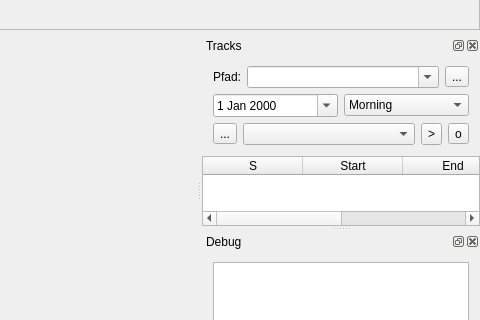
First picture: the form in mainwindow.ui, repository audioprog/RecMasterNCutter, before the edit; both pictures show x 544 to 1024 and y 139 to 459 of the 1024 by 645 pixel window.
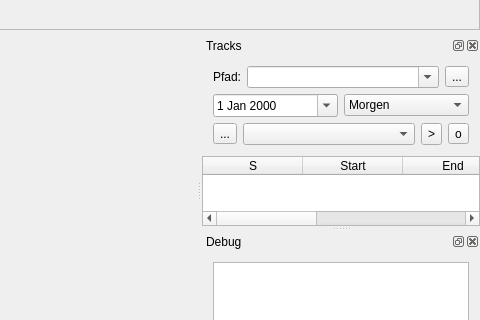
Second picture: the form after the edit. Icons and pictures are not drawn. Custom widgets are drawn as their Qt base class.

Commit message: New Options Dialog Box Lame

The edit to the form file:
```diff
--- a/mainwindow.ui
+++ b/mainwindow.ui
@@ -435,7 +435,7 @@
            <widget class="QComboBox" name="comboDayTime">
             <item>
              <property name="text">
-              <string>Morning</string>
+              <string>Morgen</string>
              </property>
             </item>
             <item>
@@ -539,6 +539,11 @@
          <string>Text</string>
         </property>
        </column>
+       <column>
+        <property name="text">
+         <string>M</string>
+        </property>
+       </column>
       </widget>
      </item>
     </layout>
```
Left out of the diff: 11 changed lines with no effect on the pictures. The commit also changes 6 other files.
